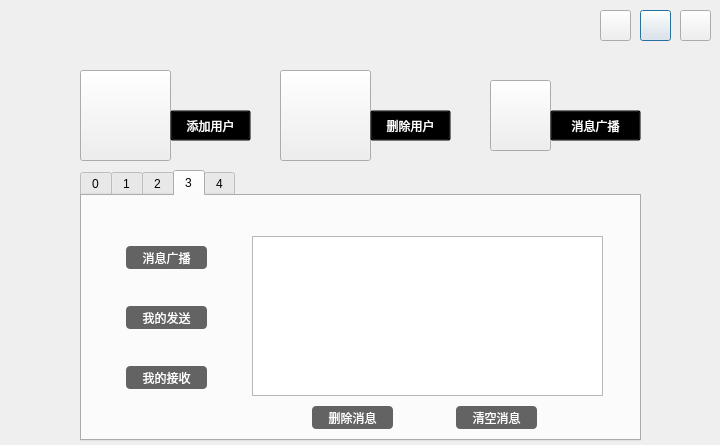
Before: the Qt Designer form adminoper.ui in xurongchen/CIP, drawn with Qt 5.
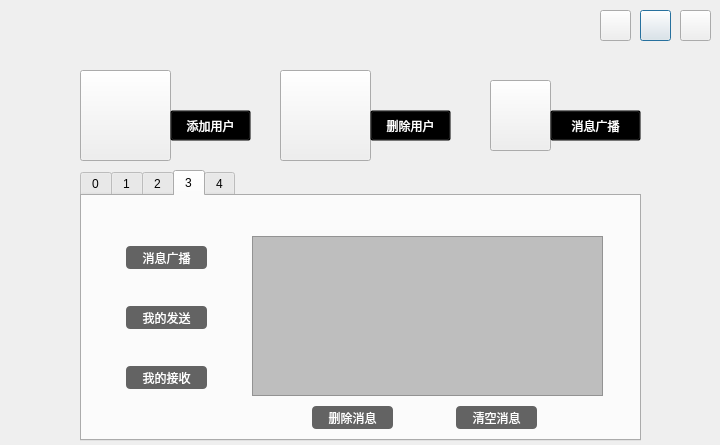
After: the same form once the commit is applied. The open tabs and pages were chosen to show the change. Icons and pictures are not drawn.

```diff
--- a/adminoper.ui
+++ b/adminoper.ui
@@ -595,6 +595,10 @@
        <height>160</height>
       </rect>
      </property>
+     <property name="styleSheet">
+      <string notr="true">background-color: rgb(190, 190, 190);
+alternate-background-color: rgb(0, 255, 0);</string>
+     </property>
     </widget>
     <widget class="QPushButton" name="PBSendDel">
      <property name="geometry">
```
Left out of the diff: 3 changed lines with no effect on the pictures.
